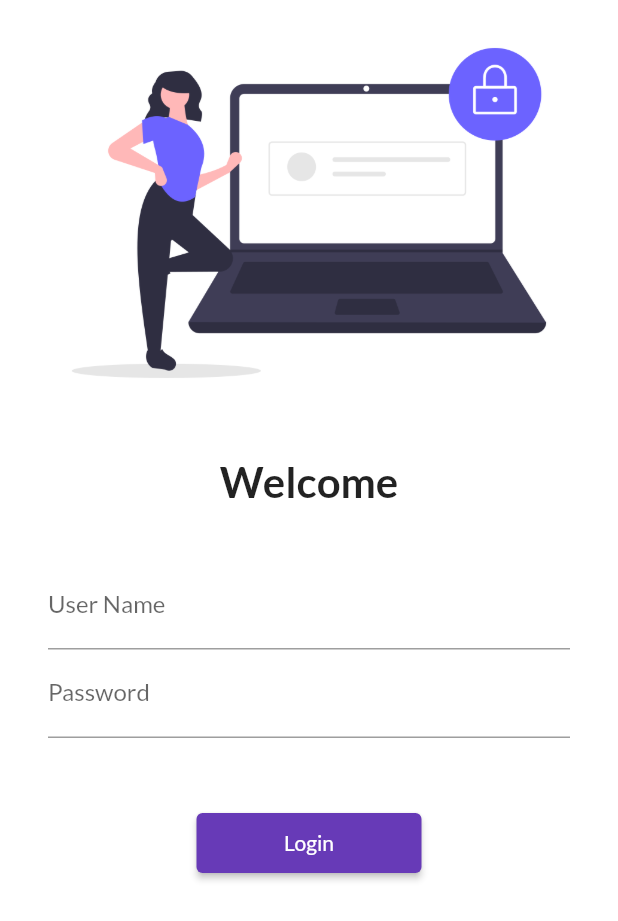
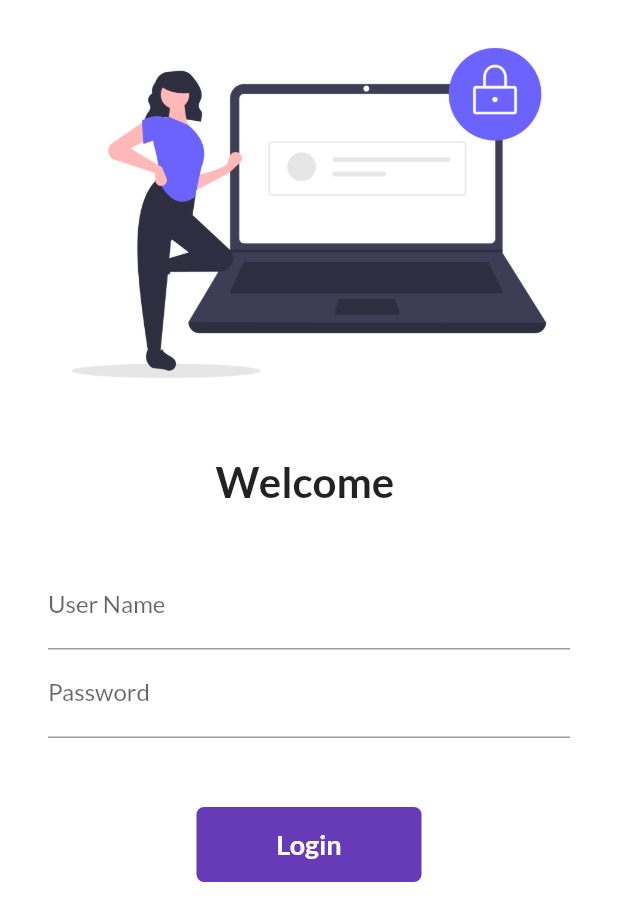
Before and after one commit to Amolnigdikar/flutter-learning, a Flutter app: the screen it shows after launch, on a phone screen of 412 x 824 dp. Shown: the top 921 px of the screen. Run offline on Flutter 3.47's test engine with Material 2 defaults, Android fonts, the phone set to English and light mode, and no system bars; our stand-ins replace google_fonts.

Commit message:
day 6 completed

```diff
--- a/lib/pages/login_page.dart
+++ b/lib/pages/login_page.dart
@@ -3,7 +3,14 @@
 import "package:flutter/material.dart";
 import 'package:flutter_catalog/utils/application_routes.dart';
 
-class LoginPage extends StatelessWidget {
+class LoginPage extends StatefulWidget {
+  @override
+  State<LoginPage> createState() => _LoginPageState();
+}
+
+class _LoginPageState extends State<LoginPage> {
+  String name = "";
+  bool changedButton = false;
   @override
   Widget build(BuildContext context) {
     return Material(
@@ -19,7 +26,7 @@ class LoginPage extends StatelessWidget {
               height: 20.0,
             ),
             Text(
-              "Welcome",
+              "Welcome $name",
               style: TextStyle(fontSize: 28, fontWeight: FontWeight.bold),
             ),
             SizedBox(
@@ -32,7 +39,13 @@ class LoginPage extends StatelessWidget {
                 children: [
                   TextFormField(
                     decoration: InputDecoration(
-                        hintText: "Enter User Name", labelText: "User Name"),
+                      hintText: "Enter User Name",
+                      labelText: "User Name",
+                    ),
+                    onChanged: (value) {
+                      name = value;
+                      setState(() {});
+                    },
                   ),
                   TextFormField(
                     obscureText: true,
@@ -47,14 +60,45 @@ class LoginPage extends StatelessWidget {
             SizedBox(
               height: 30.0,
             ),
-            ElevatedButton(
-                style: TextButton.styleFrom(minimumSize: Size(150, 40)),
-                onPressed: () {
-                  Navigator.pushNamed(context, ApplicationRoutes.homeRoute);
-                },
-                child: Text(
-                  "Login",
-                ))
+            InkWell(
+              onTap: () async {
+                setState(() {
+                  changedButton = true;
+                });
+
+                await Future.delayed(Duration(seconds: 1));
+                Navigator.pushNamed(context, ApplicationRoutes.homeRoute);
+              },
+              child: AnimatedContainer(
+                duration: Duration(seconds: 1),
+                width: changedButton ? 50 : 150,
+                height: 50,
+                alignment: Alignment.center,
+                decoration: BoxDecoration(
+                    color: Colors.deepPurple,
+                    borderRadius:
+                        BorderRadius.circular(changedButton ? 50 : 5)),
+                child: changedButton
+                    ? Icon(
+                        Icons.done,
+                        color: Colors.white,
+                      )
+                    : Text("Login",
+                        style: TextStyle(
+                            color: Colors.white,
+                            fontWeight: FontWeight.bold,
+                            fontSize: 18)),
+              ),
+            )
+
+            // ElevatedButton(
+            //     style: TextButton.styleFrom(minimumSize: Size(150, 40)),
+            //     onPressed: () {
+            //       Navigator.pushNamed(context, ApplicationRoutes.homeRoute);
+            //     },
+            //     child: Text(
+            //       "Login",
+            //     ))
           ],
         ),
       ),
```
